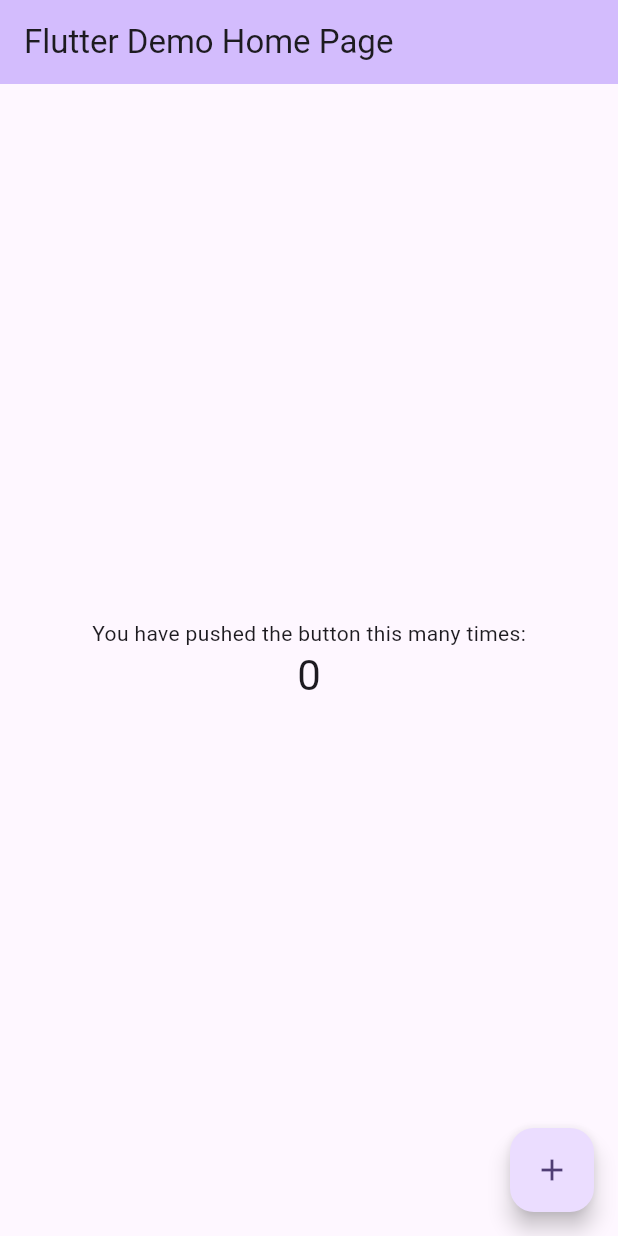
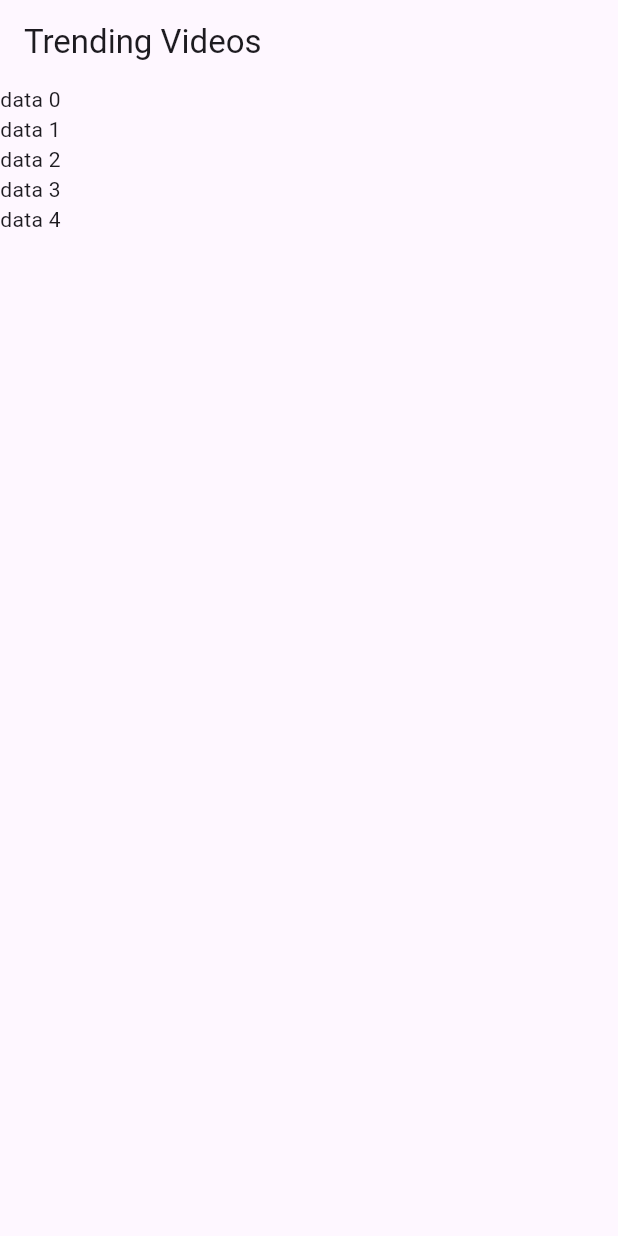
Before and after one commit to nokibul82/video_player_qtec, a Flutter app: the screen it shows after launch, on a phone screen of 412 x 824 dp. Run offline on Flutter 3.47's test engine with Material 2 defaults, Android fonts, the phone set to English and light mode, and no system bars; our stand-ins replace get.

Commit message:
innitial commit

```diff
--- a/lib/main.dart
+++ b/lib/main.dart
@@ -1,4 +1,7 @@
 import 'package:flutter/material.dart';
+import 'package:get/get.dart';
+import './src/view/screen/home_screen.dart';
+
 
 void main() {
   runApp(const MyApp());
@@ -10,101 +13,14 @@ class MyApp extends StatelessWidget {
   // This widget is the root of your application.
   @override
   Widget build(BuildContext context) {
-    return MaterialApp(
+    return GetMaterialApp(
+      debugShowCheckedModeBanner: false,
       title: 'Flutter Demo',
       theme: ThemeData(
         colorScheme: ColorScheme.fromSeed(seedColor: Colors.deepPurple),
         useMaterial3: true,
       ),
-      home: const MyHomePage(title: 'Flutter Demo Home Page'),
+      home: const HomeScreen(),
     );
   }
 }
-
-class MyHomePage extends StatefulWidget {
-  const MyHomePage({super.key, required this.title});
-
-  // This widget is the home page of your application. It is stateful, meaning
-  // that it has a State object (defined below) that contains fields that affect
-  // how it looks.
-
-  // This class is the configuration for the state. It holds the values (in this
-  // case the title) provided by the parent (in this case the App widget) and
-  // used by the build method of the State. Fields in a Widget subclass are
-  // always marked "final".
-
-  final String title;
-
-  @override
-  State<MyHomePage> createState() => _MyHomePageState();
-}
-
-class _MyHomePageState extends State<MyHomePage> {
-  int _counter = 0;
-
-  void _incrementCounter() {
-    setState(() {
-      // This call to setState tells the Flutter framework that something has
-      // changed in this State, which causes it to rerun the build method below
-      // so that the display can reflect the updated values. If we changed
-      // _counter without calling setState(), then the build method would not be
-      // called again, and so nothing would appear to happen.
-      _counter++;
-    });
-  }
-
-  @override
-  Widget build(BuildContext context) {
-    // This method is rerun every time setState is called, for instance as done
-    // by the _incrementCounter method above.
-    //
-    // The Flutter framework has been optimized to make rerunning build methods
-    // fast, so that you can just rebuild anything that needs updating rather
-    // than having to individually change instances of widgets.
-    return Scaffold(
-      appBar: AppBar(
-        // TRY THIS: Try changing the color here to a specific color (to
-        // Colors.amber, perhaps?) and trigger a hot reload to see the AppBar
-        // change color while the other colors stay the same.
-        backgroundColor: Theme.of(context).colorScheme.inversePrimary,
-        // Here we take the value from the MyHomePage object that was created by
-        // the App.build method, and use it to set our appbar title.
-        title: Text(widget.title),
-      ),
-      body: Center(
-        // Center is a layout widget. It takes a single child and positions it
-        // in the middle of the parent.
-        child: Column(
-          // Column is also a layout widget. It takes a list of children and
-          // arranges them vertically. By default, it sizes itself to fit its
-          // children horizontally, and tries to be as tall as its parent.
-          //
-          // Column has various properties to control how it sizes itself and
-          // how it positions its children. Here we use mainAxisAlignment to
-          // center the children vertically; the main axis here is the vertical
-          // axis because Columns are vertical (the cross axis would be
-          // horizontal).
-          //
-          // TRY THIS: Invoke "debug painting" (choose the "Toggle Debug Paint"
-          // action in the IDE, or press "p" in the console), to see the
-          // wireframe for each widget.
-          mainAxisAlignment: MainAxisAlignment.center,
-          children: <Widget>[
-            const Text(
-              'You have pushed the button this many times:',
-            ),
-            Text(
-              '$_counter',
-              style: Theme.of(context).textTheme.headlineMedium,
-            ),
-          ],
-        ),
-      ),
-      floatingActionButton: FloatingActionButton(
-        onPressed: _incrementCounter,
-        tooltip: 'Increment',
-        child: const Icon(Icons.add),
-      ), // This trailing comma makes auto-formatting nicer for build methods.
-    );
-  }
-}
--- a/lib/src/view/screen/home_screen.dart
+++ b/lib/src/view/screen/home_screen.dart
@@ -0,0 +1,20 @@
+import 'package:flutter/material.dart';
+
+class HomeScreen extends StatelessWidget {
+  const HomeScreen({super.key});
+
+  @override
+  Widget build(BuildContext context) {
+    return Scaffold(
+      appBar: AppBar(
+        title: const Text("Trending Videos"),
+      ),
+      body: ListView.builder(
+          itemCount: 5,
+          itemBuilder: (context, index){
+            return Text("data $index");
+          }
+      ),
+    );
+  }
+}
```
